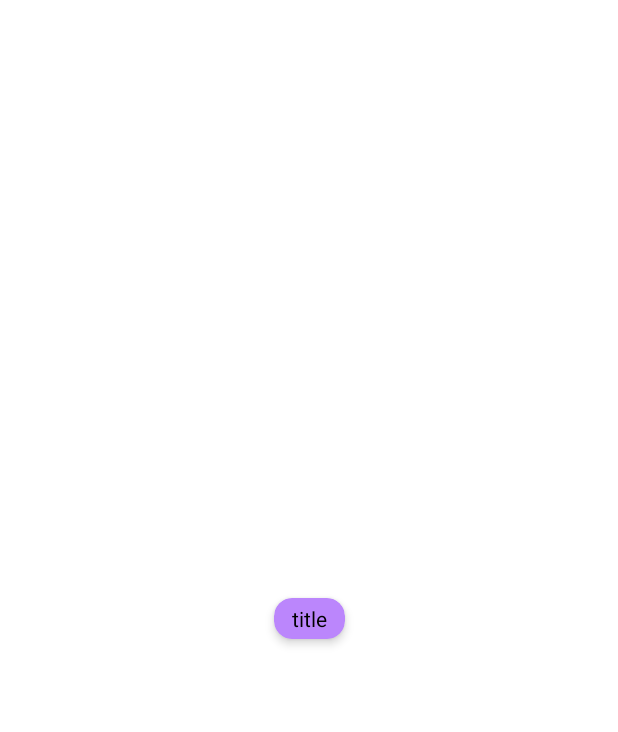
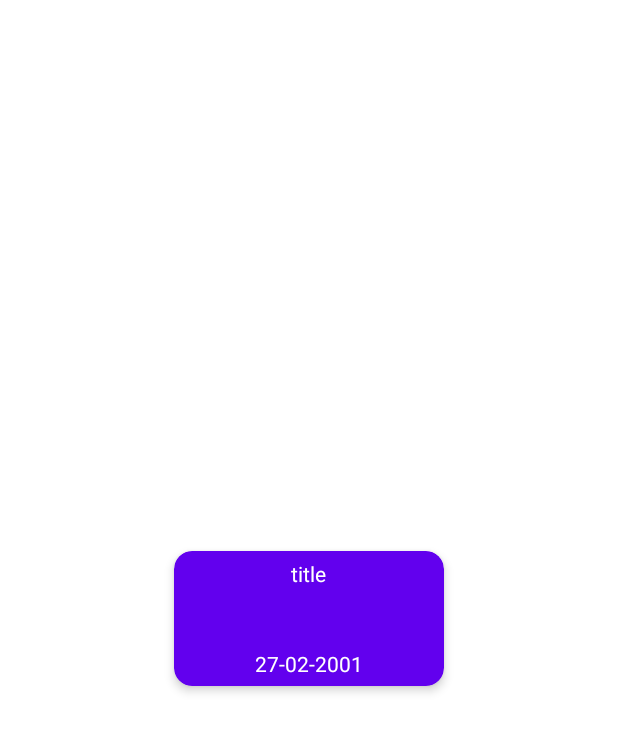
Before and after one commit to JeeIn-Park/Training-Tracker-Workout-Monitoring, an Android app: the layout personal_record_card.xml on its own in the app's theme, with its tools: preview values and no code run, on a phone screen of 412 x 824 dp. Shown: the top 732 px of the screen. Run offline under Robolectric (Android 15) with nearby library versions, the phone set to English and light mode, and no system bars.

Commit message:
info card layout

```diff
--- a/app/src/main/res/layout/personal_record_card.xml
+++ b/app/src/main/res/layout/personal_record_card.xml
@@ -8,9 +8,9 @@
 
     <androidx.cardview.widget.CardView
         android:id="@+id/cardView"
-        android:layout_width="wrap_content"
-        android:layout_height="wrap_content"
-        app:cardBackgroundColor="@color/purple_200"
+        android:layout_width="180dp"
+        android:layout_height="90dp"
+        app:cardBackgroundColor="@color/purple_500"
         app:cardCornerRadius="12dp"
         app:cardElevation="4dp"
         app:layout_constraintBottom_toBottomOf="parent"
@@ -19,14 +19,37 @@
         app:layout_constraintTop_toTopOf="parent">
 
         <TextView
+
             android:id="@+id/title"
             android:layout_width="wrap_content"
             android:layout_height="wrap_content"
             android:paddingHorizontal="12dp"
             android:paddingVertical="4dp"
-            android:text="title"
-            android:textColor="@color/black"
+            android:textColor="@color/white"
+            android:layout_gravity="center"
+            android:layout_marginTop="-30dp"
+            app:layout_constraintTop_toBottomOf="parent"
             tools:text="title" />
+
+        <View
+            android:id="@+id/view"
+            android:layout_width="wrap_content"
+            android:layout_height="wrap_content"
+            android:layout_gravity="center"
+            />
+
+        <TextView
+            android:id="@+id/date"
+            android:layout_width="wrap_content"
+            android:layout_height="wrap_content"
+            android:layout_gravity="center"
+            android:paddingHorizontal="12dp"
+            android:paddingVertical="4dp"
+            android:textColor="@color/white"
+            android:layout_marginTop="30dp"
+            app:layout_constraintTop_toBottomOf="parent"
+            tools:text="27-02-2001" />
+
     </androidx.cardview.widget.CardView>
 
 </androidx.constraintlayout.widget.ConstraintLayout>
```
